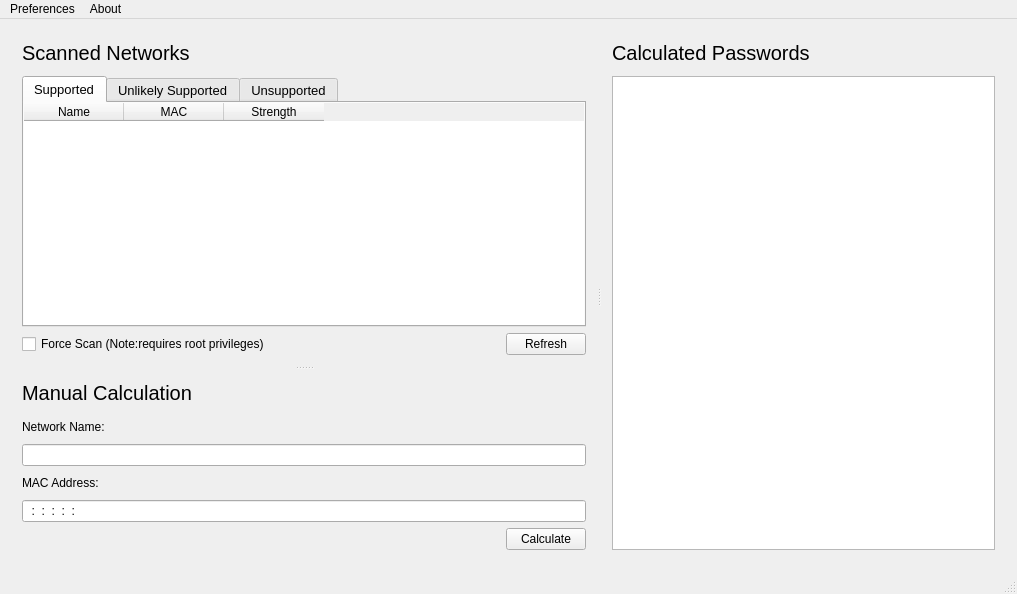
First picture: the form in src/forms/routerkeygen.ui, repository routerkeygen/routerkeygenPC, before the edit.
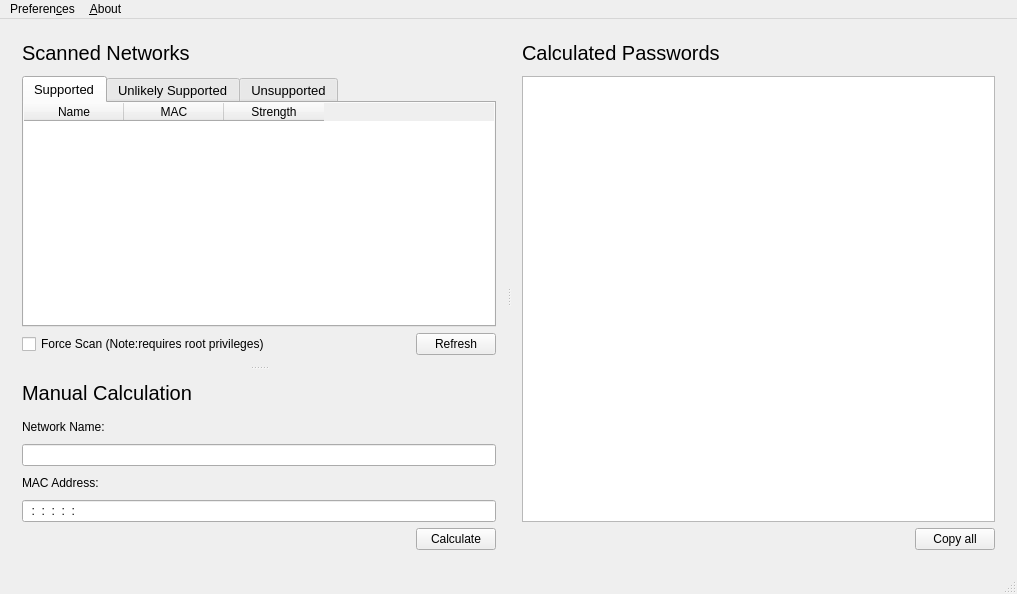
Second picture: the form after the edit. Icons and pictures are not drawn.

Commit message:
Added copy all button to copy all passwords (#39)
Also minor update to the main UI file which was automatically done by
the qt-designer.

What changed in the file:
```diff
--- a/src/forms/routerkeygen.ui
+++ b/src/forms/routerkeygen.ui
@@ -446,7 +446,7 @@
          <item row="5" column="0">
           <widget class="QLineEdit" name="macInput">
            <property name="inputMask">
-            <string>HH:HH:HH:HH:HH:HH; </string>
+            <string>HH:HH:HH:HH:HH:HH</string>
            </property>
           </widget>
          </item>
@@ -476,11 +476,8 @@
        <property name="frameShadow">
         <enum>QFrame::Raised</enum>
        </property>
-       <layout class="QGridLayout" name="gridLayout_2">
-        <item row="2" column="0">
-         <widget class="QListWidget" name="passwordsList"/>
-        </item>
-        <item row="0" column="0">
+       <layout class="QVBoxLayout" name="verticalLayout">
+        <item>
          <widget class="QLabel" name="passwordsLabel">
           <property name="font">
            <font>
@@ -492,7 +489,7 @@
           </property>
          </widget>
         </item>
-        <item row="1" column="0">
+        <item>
          <spacer name="horizontalSpacer_5">
           <property name="orientation">
            <enum>Qt::Horizontal</enum>
@@ -508,6 +505,33 @@
           </property>
          </spacer>
         </item>
+        <item>
+         <widget class="QListWidget" name="passwordsList"/>
+        </item>
+        <item>
+         <layout class="QHBoxLayout" name="horizontalLayout_5">
+          <item>
+           <spacer name="horizontalSpacer_7">
+            <property name="orientation">
+             <enum>Qt::Horizontal</enum>
+            </property>
+            <property name="sizeHint" stdset="0">
+             <size>
+              <width>300</width>
+              <height>17</height>
+             </size>
+            </property>
+           </spacer>
+          </item>
+          <item>
+           <widget class="QPushButton" name="copyAllButton">
+            <property name="text">
+             <string>Copy all</string>
+            </property>
+           </widget>
+          </item>
+         </layout>
+        </item>
        </layout>
       </widget>
      </widget>
@@ -521,12 +545,12 @@
      <x>0</x>
      <y>0</y>
      <width>1017</width>
-     <height>26</height>
+     <height>20</height>
     </rect>
    </property>
    <widget class="QMenu" name="menuAbout">
     <property name="title">
-     <string>About</string>
+     <string>&amp;About</string>
     </property>
     <addaction name="actionDonate"/>
     <addaction name="actionDonate_Google_Play"/>
@@ -537,7 +561,7 @@
    </widget>
    <widget class="QMenu" name="menuPreferences">
     <property name="title">
-     <string>Preferences</string>
+     <string>Preferen&amp;ces</string>
     </property>
    </widget>
    <addaction name="menuPreferences"/>
```
Left out of the diff: 43 changed lines with no effect on the pictures. The commit also changes 2 other files.
